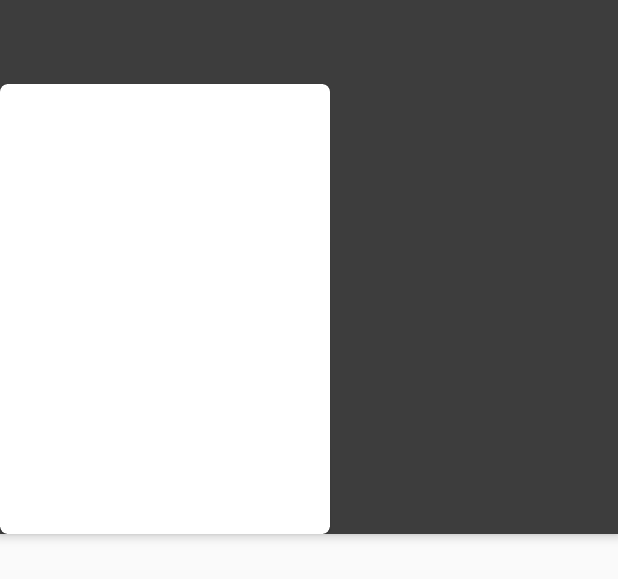
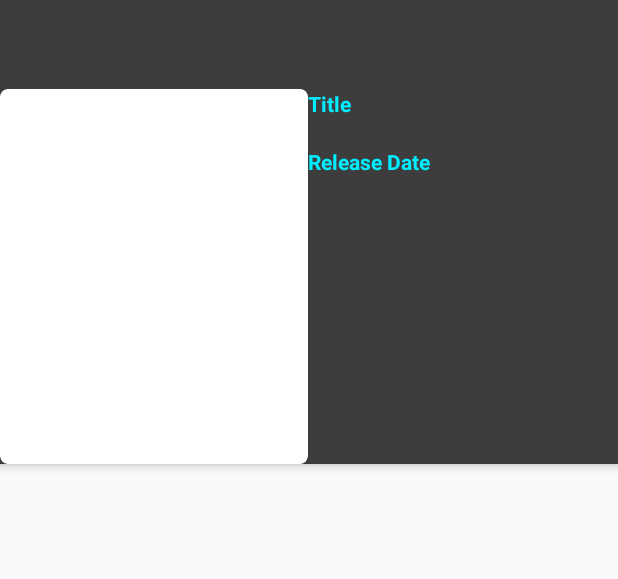
Before and after one commit to alengozy/AniDex, an Android app: the layout details_layout.xml on its own in the app's theme, with its tools: preview values and no code run, on a phone screen of 412 x 824 dp. Shown: the top 579 px of the screen. Run offline under Robolectric (Android 15) with nearby library versions, the phone set to English and light mode, and no system bars.

Commit message:
Added more details to the details activity, fixed bugs

```diff
--- a/app/build.gradle
+++ b/app/build.gradle
@@ -57,4 +57,7 @@ dependencies {
     annotationProcessor "androidx.room:room-compiler:2.2.4"
     implementation "androidx.room:room-rxjava2:2.2.4"
     implementation 'androidx.multidex:multidex:2.0.1'
+    implementation 'androidx.legacy:legacy-support-v4:1.0.0'
+    implementation "androidx.viewpager2:viewpager2:1.0.0"
+    implementation "androidx.fragment:fragment-ktx:1.2.4"
 }
--- a/app/src/main/java/com/example/anidex/network/APIService.kt
+++ b/app/src/main/java/com/example/anidex/network/APIService.kt
@@ -19,8 +19,8 @@ interface APIService {
     @GET("/v3/top/anime/{page}/{param}")
     fun getSeries(@Path("page") page: Int?, @Path("param") param: String? = ""): Observable<Top>?
 
-    @GET("/v3/anime/{id}")
-    fun getAnimeDetail(@Path("id") id: Int?): Observable<AnimeDetail?>?
+    @GET("/v3/anime/{id}/{request}")
+    fun getAnimeDetail(@Path("id") id: Int?, @Path("request") request: String): Observable<AnimeDetail?>?
 
     @GET("/v3/search/anime")
     fun searchAnime(@Query("q") q: String?, @Query("page") page: Int?): Observable<List<Anime>>?
--- a/app/src/main/java/com/example/anidex/ui/AnimeDataSource.kt
+++ b/app/src/main/java/com/example/anidex/ui/AnimeDataSource.kt
@@ -49,7 +49,6 @@ class AnimeDataSource(private val service: APIService, private val compositeDisp
                     {
                             anime ->
                         networkState.postValue(NetworkState.LOADED)
-
                         val nextKey =
                             if (params.key == anime.top?.size) null else page++
                         anime.top?.let { callback.onResult(it, nextKey) }
--- a/app/src/main/java/com/example/anidex/ui/AnimeViewModel.kt
+++ b/app/src/main/java/com/example/anidex/ui/AnimeViewModel.kt
@@ -45,8 +45,4 @@ class AnimeViewModel: ViewModel(){
         sourceFactory.mutableLiveData
     ) { it.networkState }
 
-    fun getRefreshState(): LiveData<NetworkState> = Transformations.switchMap<AnimeDataSource, NetworkState>(
-        sourceFactory.mutableLiveData
-    ) { it.initialLoad }
-
 }
--- a/app/src/main/res/layout/details_layout.xml
+++ b/app/src/main/res/layout/details_layout.xml
@@ -3,44 +3,86 @@
     xmlns:app="http://schemas.android.com/apk/res-auto"
     android:layout_width="match_parent"
     android:layout_height="match_parent">
-
     <androidx.core.widget.NestedScrollView
         android:layout_width="match_parent"
         android:layout_height="match_parent"
         app:layout_behavior="@string/appbar_scrolling_view_behavior">
 
-        <!-- Your scrolling content -->
-        <TextView
-            android:id="@+id/detail_title"
+        <com.google.android.material.appbar.AppBarLayout
+            android:id="@+id/appBarLayout"
+            android:layout_width="match_parent"
             android:layout_height="wrap_content"
-            android:layout_width="match_parent"/>
-
-
-    </androidx.core.widget.NestedScrollView>
-
-    <com.google.android.material.appbar.AppBarLayout
-        android:layout_height="wrap_content"
-        android:layout_width="match_parent">
+            android:orientation="vertical"
+            >
 
             <androidx.appcompat.widget.Toolbar
+                android:id="@+id/details_toolbar"
+                android:layout_width="match_parent"
                 android:layout_height="wrap_content"
+                app:layout_scrollFlags="scroll|enterAlways" />
+
+            <androidx.viewpager2.widget.ViewPager2
+                android:id="@+id/tabLayout"
                 android:layout_width="match_parent"
-            app:layout_scrollFlags="scroll|enterAlways"/>
+                android:layout_height="wrap_content"
+                app:tabTextColor="@color/colorAccent">
+
+            </androidx.viewpager2.widget.ViewPager2>
+
+            <LinearLayout
+                android:layout_width="341dp"
+                android:layout_height="wrap_content"
+                android:orientation="horizontal"
+                android:layout_marginTop="@dimen/layout_margin_top3dp">
+
                 <androidx.cardview.widget.CardView
-            android:layout_height="300dp"
-            android:layout_width="@dimen/anime_cover_height"
                     android:id="@+id/detail_card"
+                    android:layout_width="205dp"
+                    android:layout_height="250dp"
                     app:cardCornerRadius="5dp"
                     app:cardElevation="1dp">
+
                     <ImageView
                         android:id="@+id/detail_image"
                         android:layout_width="wrap_content"
                         android:layout_height="wrap_content"
+
                         android:background="?attr/selectableItemBackgroundBorderless"
                         android:scaleType="fitXY">
 
                     </ImageView>
+
+
                 </androidx.cardview.widget.CardView>
+                <LinearLayout
+                    android:layout_width="match_parent"
+                    android:layout_height="wrap_content"
+                    android:orientation="vertical">
+                    <TextView
+                        android:layout_width="match_parent"
+                        android:layout_height="wrap_content"
+                        android:text="@string/title"
+                        android:textStyle="bold"
+                        android:textColor="@color/colorAccent" />
+                    <TextView
+                        android:id="@+id/detail_title"
+                        android:layout_width="match_parent"
+                        android:layout_height="wrap_content"
+                        android:textColor="@color/white" />
+                    <TextView
+                        android:layout_width="match_parent"
+                        android:layout_height="wrap_content"
+                        android:text="@string/release_date"
+                        android:textStyle="bold"
+                        android:textColor="@color/colorAccent"/>
+                </LinearLayout>
+
+            </LinearLayout>
+
         </com.google.android.material.appbar.AppBarLayout>
 
+    </androidx.core.widget.NestedScrollView>
+
+
+
 </androidx.coordinatorlayout.widget.CoordinatorLayout>
--- a/app/src/main/res/values/colors.xml
+++ b/app/src/main/res/values/colors.xml
@@ -2,7 +2,7 @@
 <resources>
     <color name="colorPrimary">#3D3D3D</color>
     <color name="colorPrimaryDark">#212121</color>
-    <color name="colorAccent">#FF0000</color>
+    <color name="colorAccent">#00ECFF</color>
     <color name="bgColor">#9BC1BC</color>
     <color name="anime_title">#FFFFFF</color>
     <color name="white">#FFFFFF</color>
--- a/app/src/main/res/values/strings.xml
+++ b/app/src/main/res/values/strings.xml
@@ -1,6 +1,6 @@
 <resources>
     <string name="app_name">AniDex</string>
-    <string name="anime_title">Anime Title</string>
+    <string name="title">Title</string>
     <string name="synopsis">Plot Summary</string>
     <string name="settings">Sorting</string>
     <string name="rating">User Rating</string>
```
Also changed, not shown: app/src/main/java/com/example/anidex/DetailsActivity.kt (+17 -4 lines), app/src/main/java/com/example/anidex/MainActivity.kt (+10 -10 lines), app/src/main/java/com/example/anidex/model/Character.kt (added, +14 -0 lines), app/src/main/res/layout/overview_fragment.xml (added, +9 -0 lines). Lines whose indentation alone changed are shown as unchanged.
